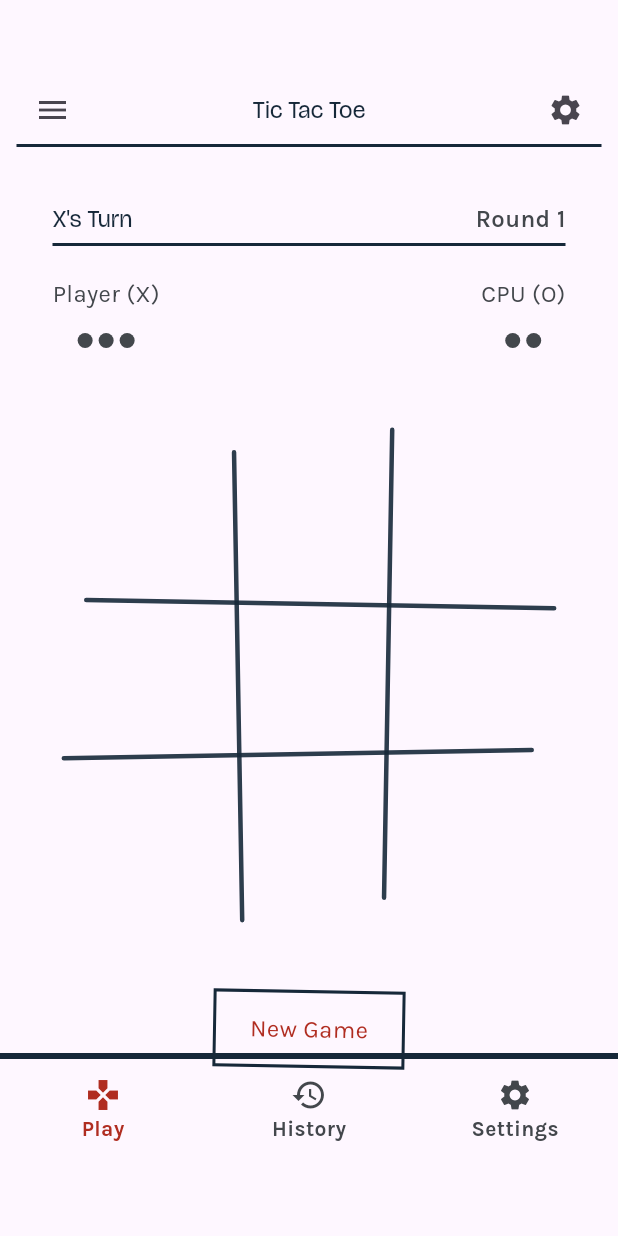
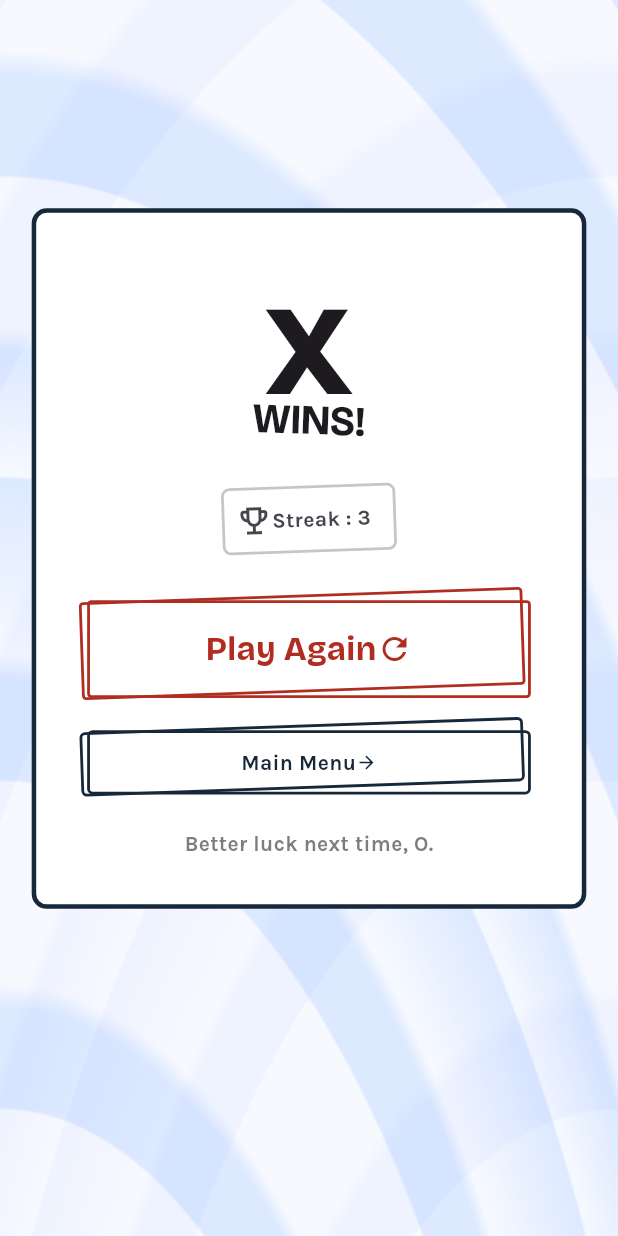
Before and after one commit to ujjwaltwitx/tic_tac_toe, a Flutter app: the screen it shows after launch, on a phone screen of 412 x 824 dp. Run offline on Flutter 3.47's test engine with Material 3 defaults, Android fonts, the phone set to English and light mode, and no system bars.

Commit message:
adds game_over screen and implements positioning class

```diff
--- /dev/null
+++ b/lib/feature/game/ui/screens/game_over_screen.dart
@@ -0,0 +1,262 @@
+import 'dart:math';
+
+import 'package:flutter/material.dart';
+
+import '../../../../shared/custom_theme_data.dart';
+import '../../../../shared/utilities/game_constants.dart';
+import '../../../../shared/utilities/game_util.dart';
+import '../../../../shared/utilities/positioning.dart';
+
+class GameOverScreen extends StatelessWidget {
+  const GameOverScreen({super.key});
+
+  @override
+  Widget build(BuildContext context) {
+    return Scaffold(
+      body: Container(
+        padding: EdgeInsets.only(top: Positioning.safeAreaPaddingTop),
+        width: Positioning.screenWidth,
+        height: Positioning.screenHeight,
+        decoration: BoxDecoration(
+          image: DecorationImage(
+            image: AssetImage(
+              GameUtil.getAssetPath(GameConstants.backgroundImage),
+            ),
+            fit: BoxFit.cover,
+          ),
+        ),
+        child: Stack(
+          alignment: Alignment.center,
+          children: [
+            Container(),
+            Positioned(
+              top: Positioning.getActualDeviceHeight(149),
+              child: Container(
+                height: Positioning.getActualDeviceHeight(501),
+                width: Positioning.getActualDeviceWidth(350),
+                decoration: BoxDecoration(
+                  color: Colors.white,
+                  border: Border.all(color: Color(0xff162839), width: 3),
+                  borderRadius: BorderRadius.circular(10),
+                ),
+                child: Stack(
+                  alignment: Alignment.center,
+                  children: [
+                    Positioned(
+                      top: Positioning.getActualDeviceHeight(35),
+                      child: Text(
+                        'X',
+                        style: TextStyle(
+                          fontSize: 84,
+                          fontFamily: CustomThemeData.fontFamilyKarla,
+                          fontVariations: [
+                            FontVariation('opsz', 84),
+                            FontVariation('wght', 800),
+                          ],
+                        ),
+                      ),
+                    ),
+                    Positioned(
+                      top: Positioning.getActualDeviceHeight(127),
+                      child: Transform.rotate(
+                        angle: pi / 180 * 2,
+                        child: Text(
+                          "WINS!",
+                          style: TextStyle(
+                            fontSize: 28,
+                            fontFamily: CustomThemeData.fontFamilyBricolage,
+                            fontVariations: [
+                              // FontVariation('opsz', 28),
+                              FontVariation.weight(700),
+                            ],
+                          ),
+                        ),
+                      ),
+                    ),
+                    Positioned(
+                      top: Positioning.getActualDeviceHeight(195),
+                      child: Transform.rotate(
+                        angle: pi / 180 * -2,
+                        child: Container(
+                          width: Positioning.getActualDeviceWidth(110),
+                          height: Positioning.getActualDeviceHeight(48),
+                          decoration: BoxDecoration(
+                            border: Border.all(
+                              color: Color(0xffc4c6cd),
+                              width: Positioning.getAssetSize(2),
+                            ),
+                            borderRadius: BorderRadius.circular(
+                              Positioning.getAssetSize(6),
+                            ),
+                          ),
+                          child: Row(
+                            mainAxisAlignment: MainAxisAlignment.center,
+                            children: [
+                              Icon(
+                                Icons.emoji_events_outlined,
+                                color: Color(0xff43474c),
+                              ),
+                              Text(
+                                "Streak : 3",
+                                style: TextStyle(
+                                  fontSize: 14,
+                                  fontFamily: CustomThemeData.fontFamilyKarla,
+                                  fontWeight: FontWeight.bold,
+                                  color: Color(0xff43474c),
+                                ),
+                              ),
+                              SizedBox(width: Positioning.getAssetSize(8)),
+                            ],
+                          ),
+                        ),
+                      ),
+                    ),
+                    // Button one
+                    Positioned(
+                      top: Positioning.getActualDeviceHeight(277),
+                      child: Container(
+                        width: Positioning.getActualDeviceWidth(280),
+                        height: Positioning.getActualDeviceHeight(70),
+                        decoration: BoxDecoration(
+                          border: Border.all(
+                            color: Color(0xffb02d21),
+                            width: Positioning.getAssetSize(2),
+                          ),
+                          borderRadius: BorderRadius.circular(
+                            Positioning.getAssetSize(3),
+                          ),
+                        ),
+                        child: Row(
+                          mainAxisAlignment: MainAxisAlignment.center,
+                          children: [
+                            Text(
+                              "Play Again",
+                              style: TextStyle(
+                                fontSize: 22,
+                                fontFamily: CustomThemeData.fontFamilyBricolage,
+                                color: Color(0xffb02d21),
+                                fontVariations: [
+                                  FontVariation.weight(700),
+                                  FontVariation.opticalSize(22),
+                                ],
+                              ),
+                            ),
+                            Icon(Icons.refresh, color: Color(0xffb02d21)),
+                          ],
+                        ),
+                      ),
+                    ),
+
+                    Positioned(
+                      top: Positioning.getActualDeviceHeight(273),
+                      left: Positioning.getActualDeviceWidth(30),
+                      child: Transform.rotate(
+                        origin: Offset(
+                          0,
+                          Positioning.getActualDeviceHeight(70),
+                        ),
+                        angle: pi / 180 * -2,
+                        child: Container(
+                          width: Positioning.getActualDeviceWidth(280),
+                          height: Positioning.getActualDeviceHeight(70),
+                          decoration: BoxDecoration(
+                            border: Border.all(
+                              color: Color(0xffb02d21),
+                              width: Positioning.getAssetSize(2),
+                            ),
+                            borderRadius: BorderRadius.circular(
+                              Positioning.getAssetSize(3),
+                            ),
+                          ),
+                        ),
+                      ),
+                    ),
+                    // Button two
+                    Positioned(
+                      top: Positioning.getActualDeviceHeight(366),
+                      left: Positioning.getActualDeviceWidth(30),
+                      child: Transform.rotate(
+                        origin: Offset(
+                          0,
+                          Positioning.getActualDeviceHeight(70),
+                        ),
+                        angle: pi / 180 * -2,
+                        child: Container(
+                          width: Positioning.getActualDeviceWidth(280),
+                          height: Positioning.getActualDeviceHeight(46),
+                          decoration: BoxDecoration(
+                            color: Colors.transparent,
+                            border: Border.all(
+                              color: Color(0xff162839),
+                              width: Positioning.getAssetSize(2),
+                            ),
+                            borderRadius: BorderRadius.circular(
+                              Positioning.getAssetSize(4),
+                            ),
+                          ),
+                        ),
+                      ),
+                    ),
+                    Positioned(
+                      top: Positioning.getActualDeviceHeight(370),
+                      child: InkWell(
+                        onTap: () {
+                          print("Main Menu");
+                          // TODO: Implement main menu navigation
+                        },
+                        child: Container(
+                          width: Positioning.getActualDeviceWidth(280),
+                          height: Positioning.getActualDeviceHeight(46),
+                          decoration: BoxDecoration(
+                            border: Border.all(
+                              color: Color(0xff162839),
+                              width: Positioning.getAssetSize(2),
+                            ),
+                            borderRadius: BorderRadius.circular(
+                              Positioning.getAssetSize(4),
+                            ),
+                          ),
+                          child: Row(
+                            mainAxisAlignment: MainAxisAlignment.center,
+                            children: [
+                              Text(
+                                "Main Menu",
+                                style: TextStyle(
+                                  fontSize: 14,
+                                  fontFamily: CustomThemeData.fontFamilyKarla,
+                                  color: Color(0xff162839),
+                                  fontWeight: FontWeight.bold,
+                                ),
+                              ),
+                              Icon(
+                                Icons.arrow_forward,
+                                color: Color(0xff162839),
+                                size: 14,
+                              ),
+                            ],
+                          ),
+                        ),
+                      ),
+                    ),
+                    Positioned(
+                      bottom: Positioning.getActualDeviceHeight(33),
+                      child: Text(
+                        "Better luck next time, O.",
+                        style: TextStyle(
+                          fontSize: 14,
+                          fontFamily: CustomThemeData.fontFamilyKarla,
+                          color: Color(0xff43474c).withValues(alpha: 0.7),
+                          fontWeight: FontWeight.bold,
+                        ),
+                      ),
+                    ),
+                  ],
+                ),
+              ),
+            ),
+          ],
+        ),
+      ),
+    );
+  }
+}
--- a/lib/feature/game/ui/screens/game_screen.dart
+++ b/lib/feature/game/ui/screens/game_screen.dart
@@ -5,6 +5,8 @@ import 'package:tic_tac_toe/feature/game/domain/game_board_engine.dart';
 import 'package:tic_tac_toe/feature/game/ui/widgets/game_board_widget.dart';
 import 'package:tic_tac_toe/shared/custom_theme_data.dart';
 import 'package:tic_tac_toe/shared/widgets/navbar_widget.dart';
+
+import '../../../../shared/utilities/positioning.dart';
 
 class GameScreen extends StatelessWidget {
   const GameScreen({super.key});
@@ -15,8 +17,7 @@ class GameScreen extends StatelessWidget {
       body: Container(
         width: MediaQuery.of(context).size.width,
         height: MediaQuery.of(context).size.height,
-        padding: EdgeInsets.only(top: 50),
-        // color: Colors.blue,
+        padding: EdgeInsets.only(top: Positioning.safeAreaPaddingTop),
         child: Stack(
           alignment: Alignment.center,
           children: [
@@ -24,27 +25,33 @@ class GameScreen extends StatelessWidget {
             Positioned(top: 0, child: _topBar()),
 
             // round info
-            Positioned(top: 80, child: _roundInfo()),
+            Positioned(
+              top: Positioning.getActualDeviceHeight(80),
+              child: _roundInfo(),
+            ),
 
             // player info
-            Positioned(top: 134, child: _playersInfo()),
+            Positioned(
+              top: Positioning.getActualDeviceHeight(134),
+              child: _playersInfo(),
+            ),
 
             // game board
             Positioned(
-              top: 250,
+              top: Positioning.getActualDeviceHeight(250),
               child: GameBoardWidget(gameBoardEngine: GameBoardEngine()),
             ),
 
             // new game button
             Positioned(
-              top: 610,
+              top: Positioning.getActualDeviceHeight(610),
               child: InkWell(
                 onTap: () {},
                 child: Transform.rotate(
                   angle: 1 * pi / 180,
                   child: Container(
-                    width: 128,
-                    height: 52,
+                    width: Positioning.getActualDeviceWidth(128),
+                    height: Positioning.getActualDeviceHeight(52),
                     alignment: Alignment.center,
                     decoration: BoxDecoration(
                       border: Border.all(color: Color(0xff162839), width: 2),
@@ -64,7 +71,10 @@ class GameScreen extends StatelessWidget {
             ),
 
             // bottom navigation bar
-            Positioned(bottom: 50, child: CustomNavigationBar()),
+            Positioned(
+              bottom: Positioning.safeAreaPaddingBottom,
+              child: CustomNavigationBar(),
+            ),
           ],
         ),
       ),
@@ -73,8 +83,8 @@ class GameScreen extends StatelessWidget {
 
   Widget _playersInfo() {
     return SizedBox(
-      width: 342,
-      height: 48,
+      width: Positioning.getActualDeviceWidth(342),
+      height: Positioning.getActualDeviceHeight(48),
       child: Row(
         mainAxisAlignment: MainAxisAlignment.spaceBetween,
         children: [
@@ -131,10 +141,15 @@ class GameScreen extends StatelessWidget {
 
   Container _roundInfo() {
     return Container(
-      height: 34,
-      width: 342,
+      height: Positioning.getActualDeviceHeight(34),
+      width: Positioning.getActualDeviceWidth(342),
       decoration: BoxDecoration(
-        border: Border(bottom: BorderSide(color: Color(0xff162839), width: 2)),
+        border: Border(
+          bottom: BorderSide(
+            color: Color(0xff162839),
+            width: Positioning.getAssetSize(2),
+          ),
+        ),
       ),
       child: Row(
         mainAxisSize: MainAxisSize.max,
@@ -144,8 +159,8 @@ class GameScreen extends StatelessWidget {
             "X's Turn",
             style: TextStyle(
               fontSize: 16,
-              fontWeight: FontWeight.normal,
-              fontFamily: CustomThemeData.fontFamilyBricolage,
+              fontWeight: FontWeight.w600,
+              fontFamily: CustomThemeData.fontFamilyKarla,
               color: Color(0xff162839),
             ),
           ),
@@ -165,8 +180,8 @@ class GameScreen extends StatelessWidget {
 
   Widget _topBar() {
     return Container(
-      width: 390,
-      height: 48,
+      width: Positioning.getActualDeviceWidth(390),
+      height: Positioning.getActualDeviceHeight(48),
       alignment: Alignment.center,
       decoration: BoxDecoration(
         border: Border(bottom: BorderSide(color: Color(0xff162839), width: 2)),
@@ -194,8 +209,8 @@ class GameScreen extends StatelessWidget {
   Widget _buildCircleIndicator() {
     return Container(
       margin: EdgeInsets.symmetric(horizontal: 2),
-      height: 10,
-      width: 10,
+      height: Positioning.getAssetSize(10),
+      width: Positioning.getAssetSize(10),
       decoration: BoxDecoration(
         shape: BoxShape.circle,
         color: Color(0xff43474c),
--- a/lib/feature/game/ui/widgets/game_board_widget.dart
+++ b/lib/feature/game/ui/widgets/game_board_widget.dart
@@ -1,17 +1,19 @@
 import 'dart:math' as math;
 
 import 'package:flutter/material.dart';
-import 'package:tic_tac_toe/feature/game/domain/ports/game_board_port.dart';
+
+import '../../../../shared/utilities/positioning.dart';
+import '../../domain/ports/game_board_port.dart';
 
 class GameBoardWidget extends StatelessWidget {
-  GameBoardPort gameBoardEngine;
-  GameBoardWidget({super.key, required this.gameBoardEngine});
+  final GameBoardPort gameBoardEngine;
+  const GameBoardWidget({super.key, required this.gameBoardEngine});
 
   @override
   Widget build(BuildContext context) {
     return SizedBox(
-      width: 300,
-      height: 300,
+      width: Positioning.getAssetSize(300),
+      height: Positioning.getAssetSize(300),
       child: Stack(
         clipBehavior: Clip.none,
         children: [
@@ -23,8 +25,8 @@ class GameBoardWidget extends StatelessWidget {
                   children: [
                     for (int col = 0; col < 3; col++)
                       SizedBox(
-                        width: 100,
-                        height: 100,
+                        width: Positioning.getAssetSize(100),
+                        height: Positioning.getAssetSize(100),
                         child: Cell(
                           row: row,
                           col: col,
@@ -69,8 +71,8 @@ class _CellState extends State<Cell> {
         setState(() {});
       },
       child: Container(
-        width: 100,
-        height: 100,
+        width: Positioning.getAssetSize(100),
+        height: Positioning.getAssetSize(100),
         alignment: Alignment.center,
         child: Text(
           widget.gameBoardEngine.board[widget.row][widget.col] ?? '',
@@ -101,6 +103,7 @@ class HandDrawnGrid extends StatelessWidget {
         return Stack(
           clipBehavior: Clip.none,
           children: [
+            // Container(color: Colors.red),
             _horizontalStroke(
               top: h / 3,
               rotateDeg: 1,
--- a/lib/main.dart
+++ b/lib/main.dart
@@ -1,6 +1,8 @@
 import 'package:flutter/material.dart';
 
+import 'feature/game/ui/screens/game_over_screen.dart';
 import 'feature/game/ui/screens/game_screen.dart';
+import 'shared/utilities/positioning.dart';
 
 void main() {
   runApp(const MyApp());
@@ -12,6 +14,7 @@ class MyApp extends StatelessWidget {
   // This widget is the root of your application.
   @override
   Widget build(BuildContext context) {
+    Positioning.init(context);
     return MaterialApp(
       title: 'Flutter Demo',
       debugShowCheckedModeBanner: false,
@@ -156,7 +159,8 @@ class _MyHomePageState extends State<MyHomePage> {
 
   @override
   Widget build(BuildContext context) {
-    return GameScreen();
+    return GameOverScreen();
+    // return GameScreen();
     // return Scaffold(
     //   appBar: AppBar(title: Text('Tic-Tac-Toe'), centerTitle: true),
 
--- /dev/null
+++ b/lib/shared/utilities/game_constants.dart
@@ -0,0 +1,3 @@
+class GameConstants {
+  static const String backgroundImage = 'background_img.png';
+}
--- /dev/null
+++ b/lib/shared/utilities/game_util.dart
@@ -0,0 +1,5 @@
+class GameUtil {
+  static String getAssetPath(String assetName) {
+    return 'assets/images/$assetName';
+  }
+}
--- /dev/null
+++ b/lib/shared/utilities/positioning.dart
@@ -0,0 +1,42 @@
+import 'dart:math';
+
+import 'package:flutter/widgets.dart';
+
+class Positioning {
+  static double screenWidth = 0;
+  static double screenHeight = 0;
+  static double blockSize = 0;
+  static double safeAreaPadding = 0;
+  static double safeAreaPaddingTop = 0;
+  static double safeAreaPaddingBottom = 0;
+  static double safeAreaPaddingLeft = 0;
+  static double safeAreaPaddingRight = 0;
+  static double safeAreaPaddingHorizontal = 0;
+  static double safeAreaPaddingVertical = 0;
+  static const int DESIGN_WIDTH = 390;
+  static const int DESIGN_HEIGHT = 884;
+  static void init(BuildContext context) {
+    screenWidth = MediaQuery.of(context).size.width;
+    screenHeight = MediaQuery.of(context).size.height;
+    blockSize = screenWidth / 100;
+    safeAreaPadding = MediaQuery.of(context).padding.top;
+    safeAreaPaddingTop = MediaQuery.of(context).padding.top;
+    safeAreaPaddingBottom = MediaQuery.of(context).padding.bottom;
+    safeAreaPaddingLeft = MediaQuery.of(context).padding.left;
+    safeAreaPaddingRight = MediaQuery.of(context).padding.right;
+    safeAreaPaddingHorizontal = MediaQuery.of(context).padding.horizontal;
+    safeAreaPaddingVertical = MediaQuery.of(context).padding.vertical;
+  }
+
+  static double getActualDeviceWidth(double width) {
+    return width * (screenWidth / DESIGN_WIDTH);
+  }
+
+  static double getActualDeviceHeight(double height) {
+    return height * (screenHeight / DESIGN_HEIGHT);
+  }
+
+  static double getAssetSize(double size) {
+    return min(getActualDeviceHeight(size), getActualDeviceWidth(size));
+  }
+}
--- a/pubspec.yaml
+++ b/pubspec.yaml
@@ -58,9 +58,8 @@ flutter:
   uses-material-design: true
 
   # To add assets to your application, add an assets section, like this:
-  # assets:
-  #   - images/a_dot_burr.jpeg
-  #   - images/a_dot_ham.jpeg
+  assets:
+    - assets/images/
 
   # An image asset can refer to one or more resolution-specific "variants", see
   # https://flutter.dev/to/resolution-aware-images
```
Also changed, not shown: assets/images/background_img.png (added).
